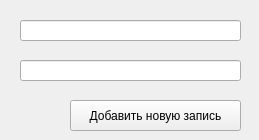
First picture: the form in addform.ui, repository Rinkachirukuki/Morion_qt_test_app, before the edit.
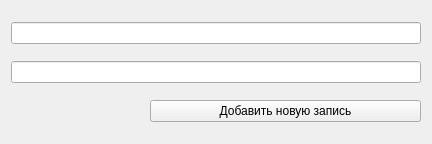
Second picture: the form after the edit.

```diff
--- a/addform.ui
+++ b/addform.ui
@@ -6,46 +6,28 @@
    <rect>
     <x>0</x>
     <y>0</y>
-    <width>259</width>
-    <height>140</height>
+    <width>432</width>
+    <height>144</height>
    </rect>
   </property>
   <property name="windowTitle">
    <string>Form</string>
   </property>
-  <widget class="QPushButton" name="pushButton">
-   <property name="geometry">
-    <rect>
-     <x>70</x>
-     <y>100</y>
-     <width>171</width>
-     <height>31</height>
-    </rect>
-   </property>
-   <property name="text">
-    <string>Добавить новую запись</string>
-   </property>
-  </widget>
-  <widget class="QLineEdit" name="lineEdit">
-   <property name="geometry">
-    <rect>
-     <x>20</x>
-     <y>20</y>
-     <width>221</width>
-     <height>21</height>
-    </rect>
-   </property>
-  </widget>
-  <widget class="QLineEdit" name="lineEdit_2">
-   <property name="geometry">
-    <rect>
-     <x>20</x>
-     <y>60</y>
-     <width>221</width>
-     <height>21</height>
-    </rect>
-   </property>
-  </widget>
+  <layout class="QGridLayout" name="gridLayout">
+   <item row="1" column="0" colspan="3">
+    <widget class="QLineEdit" name="lineEdit"/>
+   </item>
+   <item row="4" column="1" colspan="2">
+    <widget class="QPushButton" name="pushButton">
+     <property name="text">
+      <string>Добавить новую запись</string>
+     </property>
+    </widget>
+   </item>
+   <item row="2" column="0" colspan="3">
+    <widget class="QLineEdit" name="lineEdit_2"/>
+   </item>
+  </layout>
  </widget>
  <resources/>
  <connections/>
```
Left out of the diff: 4 changed lines with no effect on the pictures.
